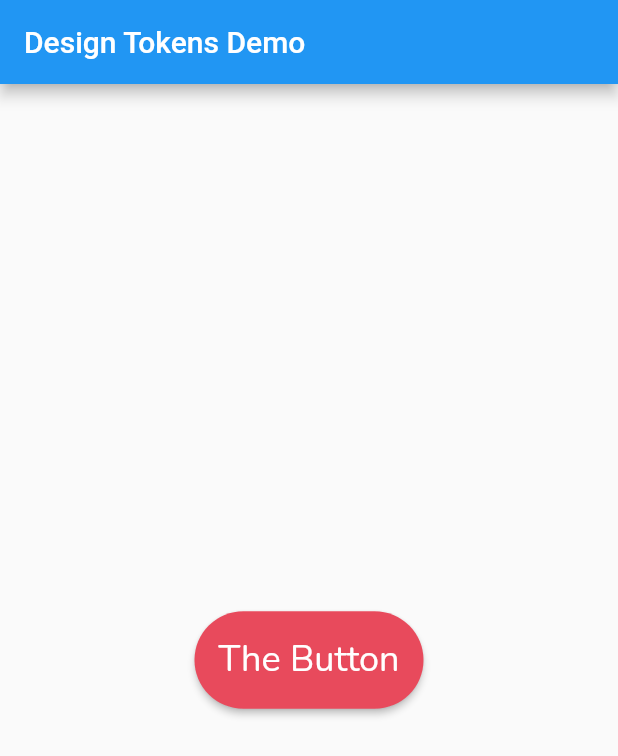
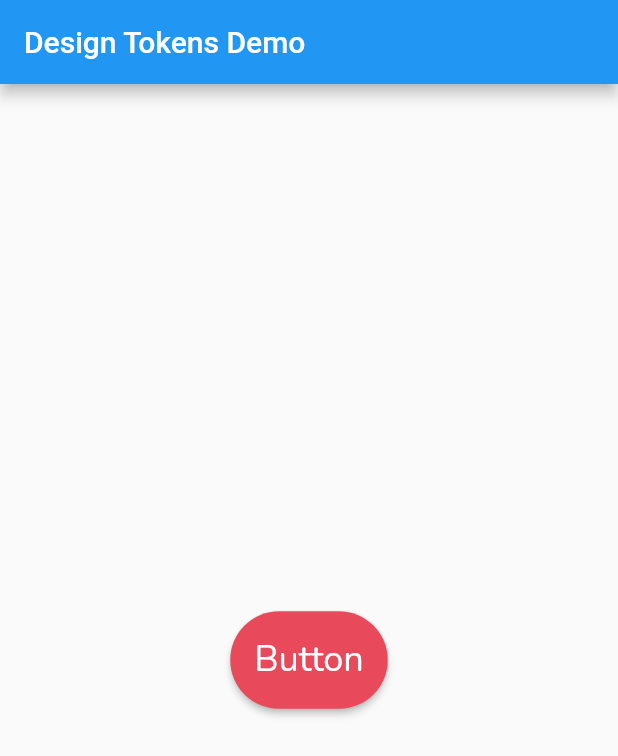
Before and after one commit to alxrein/design_tokens_chapter, a Flutter app: the screen it shows after launch, on a phone screen of 412 x 824 dp. Shown: the top 756 px of the screen. Run offline on Flutter 3.47's test engine with Material 2 defaults, Android fonts, the phone set to English and light mode, and no system bars; our stand-ins replace google_fonts.

Commit message:
rename button text

```diff
--- a/lib/main.dart
+++ b/lib/main.dart
@@ -33,7 +33,7 @@ class MyHomePage extends StatelessWidget {
         child: ElevatedButton(
           onPressed: () {},
           style: ButtonKit.primary,
-          child: const Text('The Button'),
+          child: const Text('Button'),
         ),
       ),
     );
```
